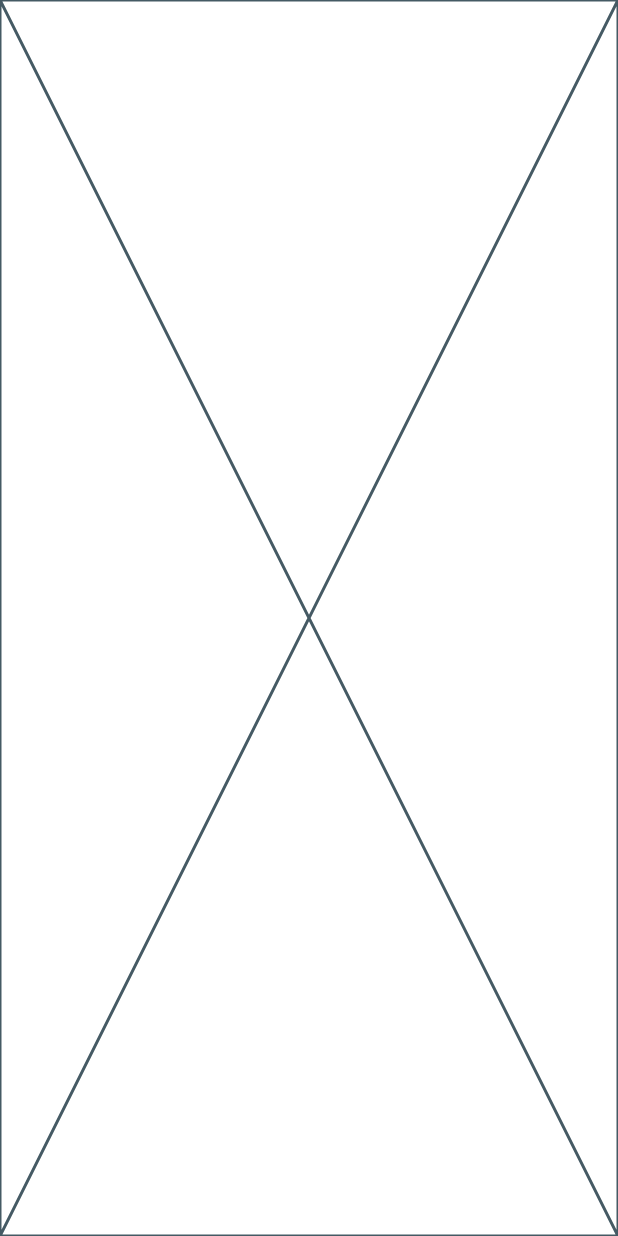
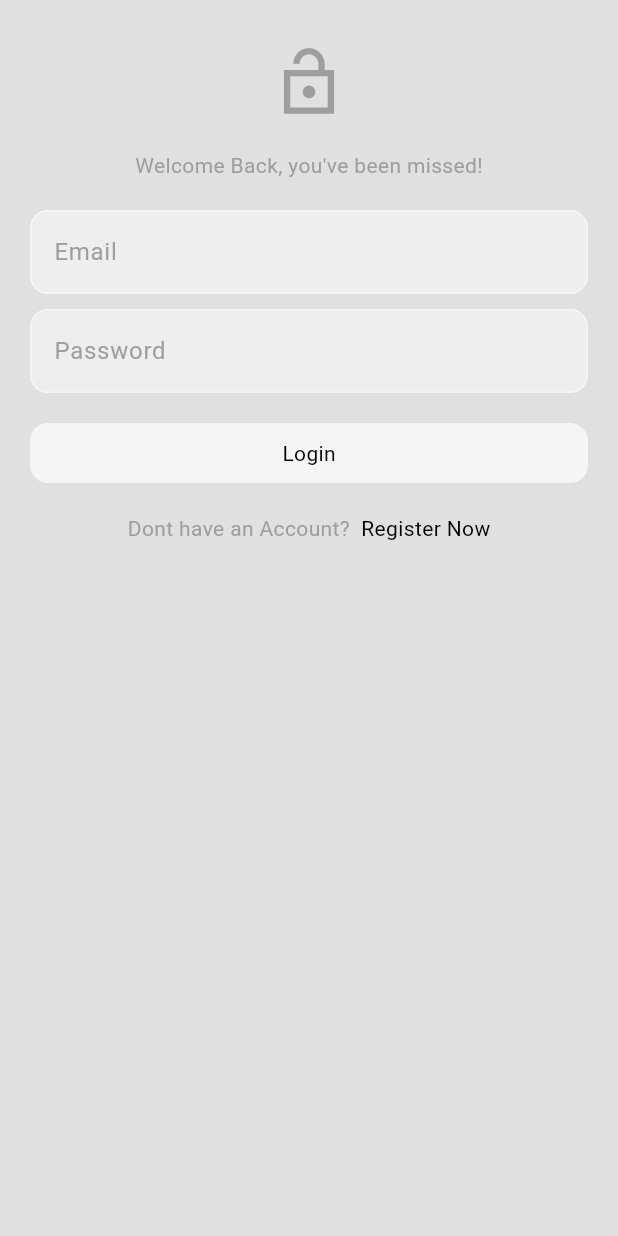
Before and after one commit to kamrankhan67/socializer, a Flutter app: the screen it shows after launch, on a phone screen of 412 x 824 dp. Run offline on Flutter 3.47's test engine with Material 3 defaults, Android fonts, the phone set to English and light mode, and no system bars; our stand-ins replace firebase_auth, firebase_core, flutter_bloc; accounts and stored records are empty.

Commit message:
second commit

```diff
--- /dev/null
+++ b/devtools_options.yaml
@@ -0,0 +1,3 @@
+description: This file stores settings for Dart & Flutter DevTools.
+documentation: https://docs.flutter.dev/tools/devtools/extensions#configure-extension-enablement-states
+extensions:
--- /dev/null
+++ b/lib/features/auth/domain/entities/app_user.dart
@@ -0,0 +1,23 @@
+class AppUser {
+  final String name;
+  final String email;
+  final String uid;
+
+  AppUser({required this.email, required this.name, required this.uid});
+
+  //convert to jason format
+
+  Map<String, dynamic> toJason() {
+    return {"uid": uid, "name": name, "email": email};
+  }
+
+  // convert Jason to AppUser
+
+  factory AppUser.fromJason(Map<String, dynamic> jason) {
+    return AppUser(
+      email: jason['email'],
+      name: jason['name'],
+      uid: jason['uid'],
+    );
+  }
+}
--- /dev/null
+++ b/lib/features/auth/domain/repositories/auth_repo.dart
@@ -0,0 +1,14 @@
+import 'package:socializer/features/auth/domain/entities/app_user.dart';
+
+abstract class AuthRepo {
+  // all possible operations perform on auth
+
+  Future<AppUser?> loginWithEmailAndPassword(String email, String password);
+  Future<AppUser?> registerWithEmailAndPassword(
+    String email,
+    String password,
+    String name,
+  );
+  Future<void> logOut();
+  Future<AppUser?> getCurrentUser();
+}
--- /dev/null
+++ b/lib/features/auth/presentation/components/my_button.dart
@@ -0,0 +1,27 @@
+
+import 'package:flutter/material.dart';
+
+class MyButton extends StatelessWidget {
+  const MyButton({super.key, required this.text, this.onTap});
+  final String text;
+  final void Function()? onTap;
+
+  @override
+  Widget build(BuildContext context) {
+    return GestureDetector(
+      onTap: onTap,
+      child: Container(
+
+        padding: EdgeInsets.symmetric(vertical: 10),
+        width: double.infinity,
+        alignment: Alignment.center,
+        decoration: BoxDecoration(
+          borderRadius: BorderRadius.circular(12),
+          color: Theme.of(context).colorScheme.tertiary,
+
+        ),
+        child: Text(text),
+      ),
+    );
+  }
+}
--- /dev/null
+++ b/lib/features/auth/presentation/components/my_textfield.dart
@@ -0,0 +1,24 @@
+import 'package:flutter/material.dart';
+
+class MyTextfield extends StatelessWidget {
+  const MyTextfield({super.key,required this.controller,required this.hint, required this.obscure});
+  final String hint;
+  final bool obscure;
+  final TextEditingController controller;
+
+  @override
+  Widget build(BuildContext context) {
+    return TextField(
+      controller: controller,
+      obscureText: obscure,
+      decoration: InputDecoration(
+        hintText: hint,
+        hintStyle: TextStyle(color: Theme.of(context).colorScheme.primary),
+        enabledBorder: OutlineInputBorder(borderSide: BorderSide(color: Theme.of(context).colorScheme.tertiary),borderRadius: BorderRadius.circular(12)),
+        focusedBorder: OutlineInputBorder(borderSide: BorderSide(color: Theme.of(context).colorScheme.primary),borderRadius: BorderRadius.circular(12)),
+        fillColor: Theme.of(context).colorScheme.secondary,
+        filled: true
+      ),
+    );
+  }
+}
--- /dev/null
+++ b/lib/features/auth/presentation/pages/login_page.dart
@@ -0,0 +1,58 @@
+import 'package:flutter/material.dart';
+import 'package:socializer/features/auth/presentation/components/my_button.dart';
+import 'package:socializer/features/auth/presentation/components/my_textfield.dart';
+
+class LoginPage extends StatelessWidget {
+  const LoginPage({super.key});
+
+  @override
+  Widget build(BuildContext context) {
+    TextEditingController emailController = TextEditingController();
+    TextEditingController passwordController = TextEditingController();
+    return Scaffold(
+      body: Padding(
+        padding: const EdgeInsets.symmetric(horizontal: 20.0),
+        child: Column(
+          crossAxisAlignment: CrossAxisAlignment.center,
+
+          children: [
+            SizedBox(height: 30),
+            Icon(
+              Icons.lock_open_sharp,
+              size: 50,
+              color: Theme.of(context).primaryColor,
+            ),
+            SizedBox(height: 20),
+            Text(
+              "Welcome Back, you've been missed!",
+              style: TextStyle(color: Theme.of(context).primaryColor),
+            ),
+            SizedBox(height: 20),
+            MyTextfield(
+              controller: emailController,
+              hint: "Email",
+              obscure: false,
+            ),
+            SizedBox(height: 10,),
+            MyTextfield(
+              controller: passwordController,
+              hint: "Password",
+              obscure: true,
+            ),
+            SizedBox(height: 20,),
+            MyButton(text: "Login",),
+            SizedBox(height: 20,),
+            Row(
+              mainAxisAlignment: MainAxisAlignment.center,
+              children: [
+                Text("Dont have an Account?  ",style: TextStyle(color: Theme.of(context).colorScheme.primary)),
+                GestureDetector(child: Text( "Register Now",style: TextStyle(color: Colors.black)))
+              ],
+            )
+
+          ],
+        ),
+      ),
+    );
+  }
+}
--- /dev/null
+++ b/lib/features/theme/light_theme.dart
@@ -0,0 +1,13 @@
+import 'package:flutter/material.dart';
+
+ThemeData lightTheme = ThemeData(
+  colorScheme: ColorScheme.light(
+    surface: Colors.grey.shade300,
+    primary: Colors.grey.shade500,
+    secondary: Colors.grey.shade200,
+    tertiary: Colors.grey.shade100,
+    inversePrimary: Colors.grey.shade900,
+
+  ),
+  scaffoldBackgroundColor: Colors.grey.shade300,
+);
--- a/lib/main.dart
+++ b/lib/main.dart
@@ -1,32 +1,23 @@
 import 'package:firebase_core/firebase_core.dart';
 import 'package:flutter/material.dart';
+import 'package:socializer/features/auth/presentation/pages/login_page.dart';
+import 'package:socializer/features/theme/light_theme.dart';
 import 'package:socializer/firebase_options.dart';
 
 void main() async {
   WidgetsFlutterBinding.ensureInitialized;
+  await Firebase.initializeApp(options: DefaultFirebaseOptions.currentPlatform);
   runApp(MyApp());
-  await Firebase.initializeApp(options: DefaultFirebaseOptions.currentPlatform);
 }
 
 class MyApp extends StatelessWidget {
   const MyApp({super.key});
-
   @override
   Widget build(BuildContext context) {
-    return MaterialApp(debugShowCheckedModeBanner: false, home: HomeScreen());
+    return MaterialApp(
+      theme: lightTheme,
+      debugShowCheckedModeBanner: false,
+      home: LoginPage(),
+    );
   }
 }
-
-class HomeScreen extends StatefulWidget {
-  const HomeScreen({super.key});
-
-  @override
-  State<HomeScreen> createState() => _HomeScreenState();
-}
-
-class _HomeScreenState extends State<HomeScreen> {
-  @override
-  Widget build(BuildContext context) {
-    return const Placeholder();
-  }
-}
--- a/pubspec.yaml
+++ b/pubspec.yaml
@@ -40,6 +40,7 @@ dependencies:
   cloud_firestore:
   firebase_database:
   firebase_storage:
+  flutter_bloc: ^9.1.1
 
 dev_dependencies:
   flutter_test:
```
Also changed, not shown: lib/features/auth/data/firebase_auth_repo.dart (added, +60 -0 lines), lib/features/auth/presentation/cubits/auth_cubit.dart (added, +69 -0 lines), lib/features/auth/presentation/cubits/auth_states.dart (added, +20 -0 lines), pubspec.lock.
